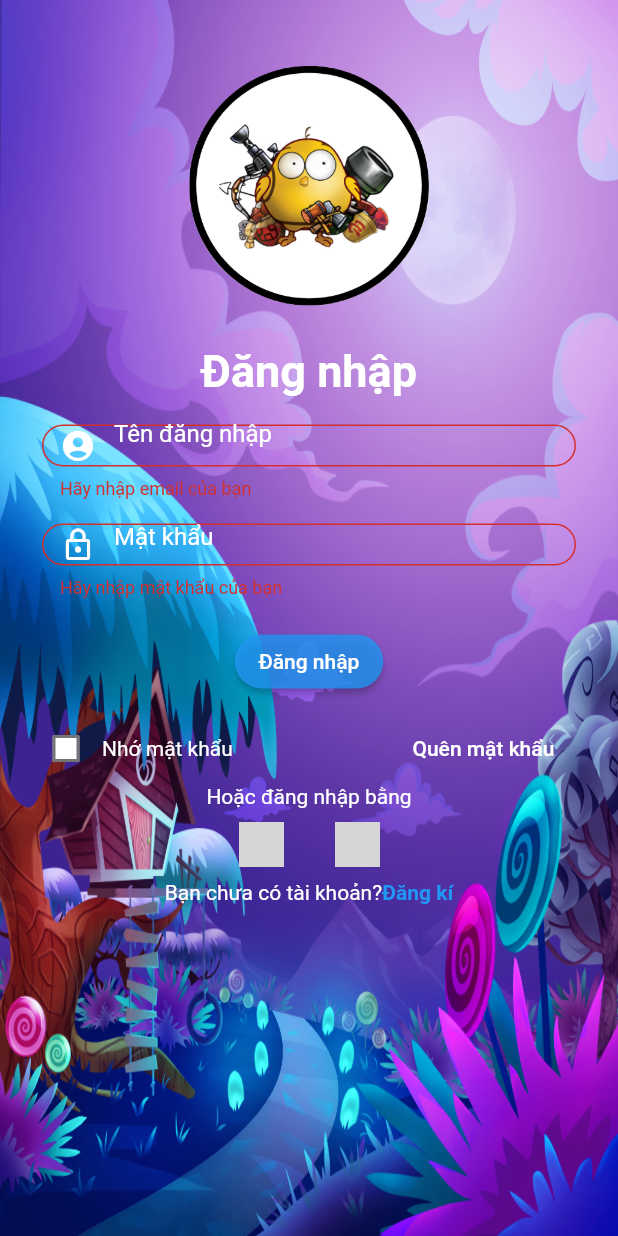
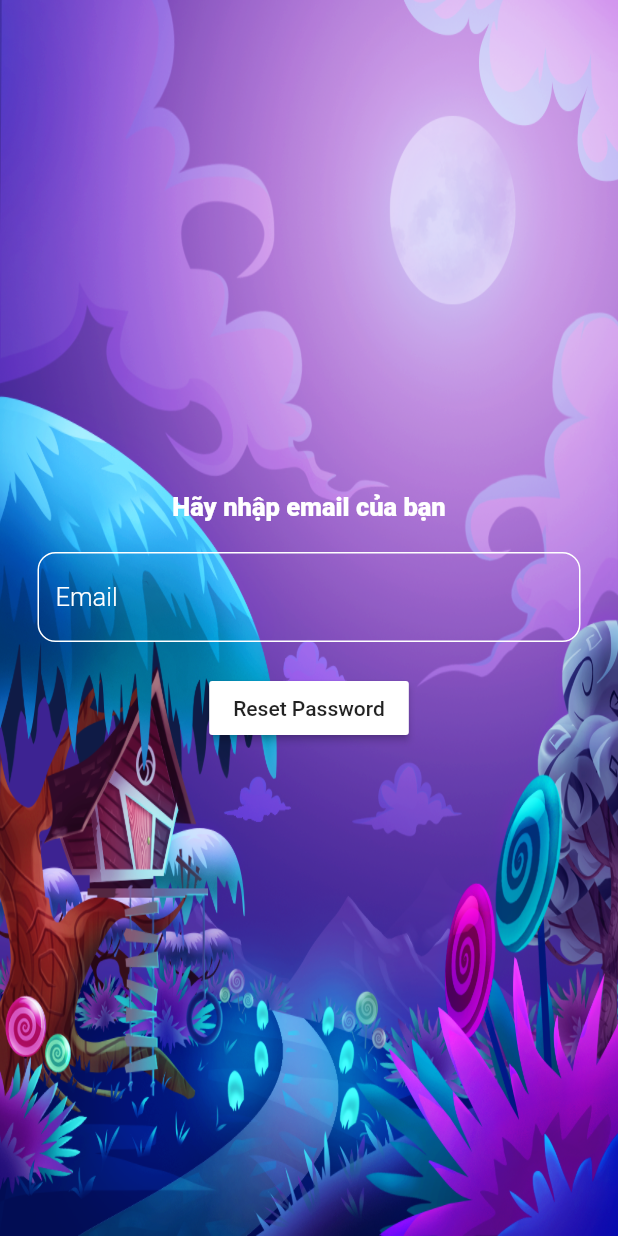
Before and after one commit to fakehyun00/bu_nhin_rom, a Flutter app: the screen it shows after launch, after a tap on "Đăng nhập", after a tap on "Quên mật khẩu", on a phone screen of 412 x 824 dp. Run offline on Flutter 3.47's test engine with Material 2 defaults, Android fonts, the phone set to English and light mode, and no system bars; our stand-ins replace cloud_firestore, firebase_auth, firebase_core, fluttertoast, gap, get and 2 more; accounts and stored records are empty; network calls fail; grey boxes are pictures that could not be loaded.

Commit message:
forgot_password

```diff
--- a/lib/components/timecountdown.dart
+++ b/lib/components/timecountdown.dart
@@ -5,7 +5,7 @@ import 'package:heocondihoc/models/question_controller.dart';
 class TimeCountdown extends StatelessWidget {
   @override
   Widget build(BuildContext context) {
-    return Container(
+    return SizedBox(
       width: double.infinity,
       height: 35,
       child: GetBuilder<QuestionController>(
@@ -17,7 +17,7 @@ class TimeCountdown extends StatelessWidget {
                 child: Row(
                   mainAxisAlignment: MainAxisAlignment.spaceBetween,
                   children: [
-                    Text('${(controller.animation.value * 15).round()} giây',
+                    Text('${(controller.animation.value * 30).round()} giây',
                         style: const TextStyle(fontSize: 20)),
                   ],
                 ),
--- a/lib/models/users_model.dart
+++ b/lib/models/users_model.dart
@@ -3,8 +3,10 @@ class UserModel {
   String? email;
   String? username;
   String? password;
+  String? description;
 
-  UserModel({this.uid, this.email, this.username, this.password});
+  UserModel(
+      {this.uid, this.email, this.username, this.password, this.description});
 
   //data serve
   factory UserModel.fromMap(map) {
@@ -13,6 +15,7 @@ class UserModel {
       email: map['email'],
       username: map['username'],
       password: map['password'],
+      description: map['description'],
     );
   }
 
@@ -22,6 +25,7 @@ class UserModel {
       'email': email,
       'username': username,
       'password': password,
+      'description': description,
     };
   }
 }
--- /dev/null
+++ b/lib/screens/forgot_password.dart
@@ -0,0 +1,73 @@
+import 'package:firebase_auth/firebase_auth.dart';
+import 'package:flutter/material.dart';
+import 'package:heocondihoc/models/color.dart';
+
+class ForgotPassword extends StatefulWidget {
+  const ForgotPassword({super.key});
+
+  @override
+  State<ForgotPassword> createState() => _ForgotPasswordState();
+}
+
+class _ForgotPasswordState extends State<ForgotPassword> {
+  final TextEditingController _forgotpassword = TextEditingController();
+
+  @override
+  void dispose() {
+    _forgotpassword.dispose();
+  }
+
+  Future passwordReset() async {
+    await FirebaseAuth.instance
+        .sendPasswordResetEmail(email: _forgotpassword.text)
+        .then((value) => Navigator.of(context).pop());
+  }
+
+  @override
+  Widget build(BuildContext context) {
+    return Scaffold(
+      resizeToAvoidBottomInset: false,
+      body: Container(
+        decoration: background,
+        child: Center(
+          child: Column(
+            mainAxisAlignment: MainAxisAlignment.center,
+            children: [
+              Text(
+                'Hãy nhập email của bạn',
+                style: Styles.headLineStyle2.copyWith(color: Colors.white),
+              ),
+              const SizedBox(
+                height: 20,
+              ),
+              Padding(
+                padding: const EdgeInsets.symmetric(horizontal: 25),
+                child: TextFormField(
+                  controller: _forgotpassword,
+                  decoration: InputDecoration(
+                      hintText: "Email",
+                      hintStyle: Styles.headLineStyle2.copyWith(
+                          color: Colors.white, fontWeight: FontWeight.w300),
+                      enabledBorder: OutlineInputBorder(
+                          borderSide: const BorderSide(color: Colors.white),
+                          borderRadius: BorderRadius.circular(12)),
+                      focusedBorder: OutlineInputBorder(
+                          borderSide: const BorderSide(color: Colors.amber),
+                          borderRadius: BorderRadius.circular(12))),
+                ),
+              ),
+              const SizedBox(
+                height: 20,
+              ),
+              MaterialButton(
+                onPressed: passwordReset,
+                color: Colors.white,
+                child: const Text('Reset Password'),
+              )
+            ],
+          ),
+        ),
+      ),
+    );
+  }
+}
--- a/lib/screens/login.dart
+++ b/lib/screens/login.dart
@@ -2,10 +2,12 @@ import 'package:firebase_auth/firebase_auth.dart';
 import 'package:fluttertoast/fluttertoast.dart';
 import 'package:gap/gap.dart';
 import 'package:flutter/material.dart';
+import 'package:get/get.dart';
 import 'package:heocondihoc/components/bottombar.dart';
 import 'package:heocondihoc/models/color.dart';
 
 import 'package:heocondihoc/models/logo.dart';
+import 'package:heocondihoc/screens/forgot_password.dart';
 import 'package:heocondihoc/screens/register.dart';
 
 class LoginScreen extends StatefulWidget {
@@ -191,7 +193,13 @@ class _LoginScreenState extends State<LoginScreen> {
                         Expanded(
                           flex: 3,
                           child: TextButton(
-                              onPressed: () {},
+                              onPressed: () {
+                                Navigator.push(
+                                    context,
+                                    MaterialPageRoute(
+                                        builder: ((context) =>
+                                            const ForgotPassword())));
+                              },
                               child: const Text(
                                 'Quên mật khẩu',
                                 style: TextStyle(color: myColor),
--- a/lib/screens/register.dart
+++ b/lib/screens/register.dart
@@ -326,6 +326,7 @@ class RegisterScreenState extends State<RegisterScreen> {
     userModel.uid = user.uid;
     userModel.username = _usernameController.text;
     userModel.password = _passwordController.text;
+    userModel.description = null;
 
     await firebaseFirestore
         .collection("users")
```
Also changed, not shown: lib/models/question_controller.dart (+7 -10 lines), lib/screens/editprofilescreen.dart (+27 -4 lines), lib/screens/scorescreen.dart (+12 -10 lines).
